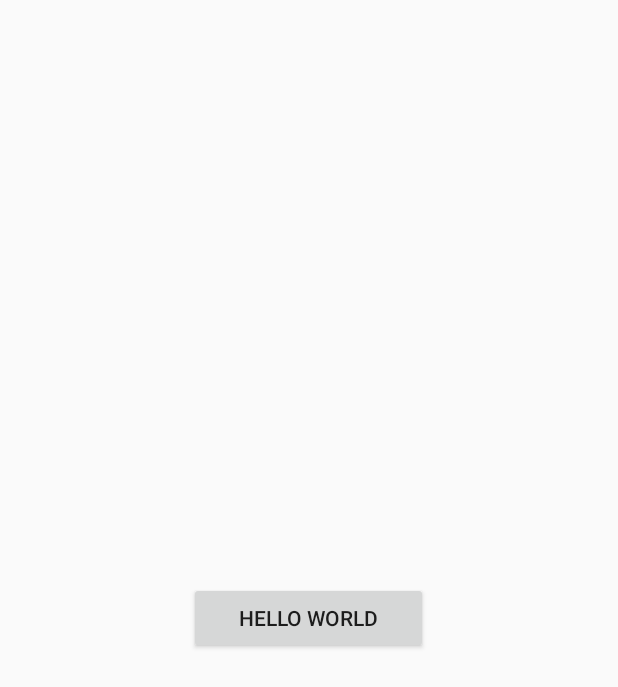
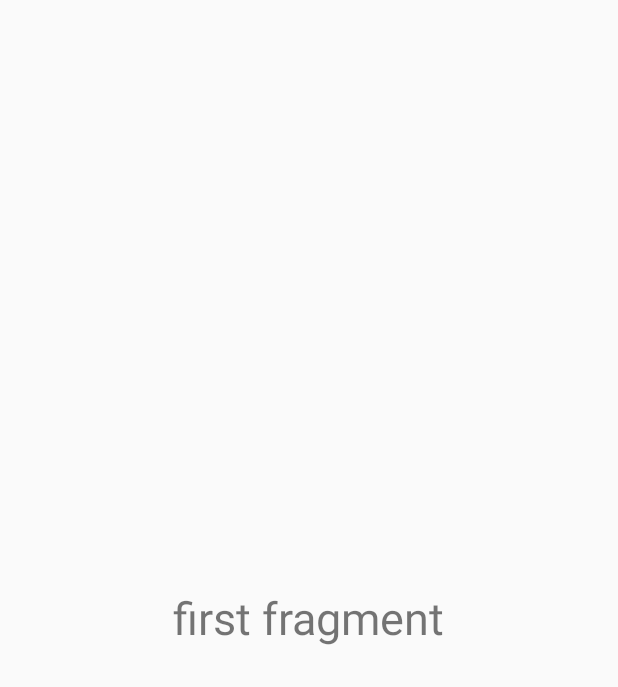
Before and after one commit to omairpanwar/Fragments, an Android app: the layout home_fragment.xml on its own in the app's theme, with its tools: preview values and no code run, on a phone screen of 412 x 824 dp. Shown: the top 687 px of the screen. Run offline under Robolectric (Android 15) with nearby library versions, the phone set to English and light mode, and no system bars.

Commit message:
2 fragmmmmmmmmments

```diff
--- a/app/src/main/java/com/umairpanwar/fragment/HomeFragment.java
+++ b/app/src/main/java/com/umairpanwar/fragment/HomeFragment.java
@@ -12,7 +12,10 @@ public class HomeFragment extends Fragment {
     @Nullable
     @Override
     public View onCreateView(@NonNull LayoutInflater inflater, @Nullable ViewGroup container, @Nullable Bundle savedInstanceState) {
-        View view=inflater.inflate(R.layout.home_fragment,container,false);
+        View view = inflater.inflate(R.layout.home_fragment,container,false);
+
         return view;
+
+
     }
 }
--- a/app/src/main/java/com/umairpanwar/fragment/MainActivity.java
+++ b/app/src/main/java/com/umairpanwar/fragment/MainActivity.java
@@ -10,10 +10,10 @@ public class MainActivity extends AppCompatActivity {
     protected void onCreate(Bundle savedInstanceState) {
         super.onCreate(savedInstanceState);
         setContentView(R.layout.activity_main);
-        fragmentManager=getSupportFragmentManager();
+        fragmentManager = getSupportFragmentManager();
         fragmentManager.beginTransaction()
                 .replace(R.id.container,new HomeFragment())
+                .replace(R.id.container2,new HomeFragment2())
                 .commit();
-
     }
 }
--- a/app/src/main/res/layout/home_fragment.xml
+++ b/app/src/main/res/layout/home_fragment.xml
@@ -4,13 +4,14 @@
     android:layout_width="match_parent"
     android:layout_height="match_parent"
     android:orientation="vertical"
-    android:gravity="center"
-    >
+    android:gravity="center">
 
-    <Button
-        android:id="@+id/btnHello"
-        android:layout_width="159dp"
+    <TextView
+        android:layout_width="wrap_content"
         android:layout_height="wrap_content"
-        android:text="Hello World" />
+        android:text="first fragment"
+        android:id="@+id/txtView1"
+        android:textSize="30dp"
+        />
 
 </LinearLayout>
```
Also changed, not shown: app/src/main/res/layout/activity_main.xml (+14 -7 lines).
